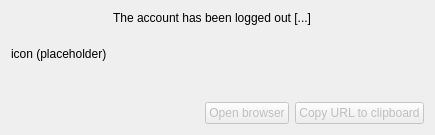
Above: src/gui/askforoauthlogindialog.ui from GrossLukas/client before the change. Below: the same form after it.
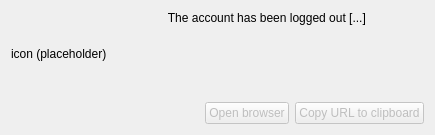
That is the form after the change. Icons and pictures are not drawn.

Commit message:
Use more general message when asking the user to authenticate
Fixes: #9896

```diff
--- a/src/gui/askforoauthlogindialog.ui
+++ b/src/gui/askforoauthlogindialog.ui
@@ -47,7 +47,7 @@
         <string notr="true">The account has been logged out [...] &lt;placeholder&gt;</string>
        </property>
        <property name="alignment">
-        <set>Qt::AlignLeading|Qt::AlignLeft|Qt::AlignTop</set>
+        <set>Qt::AlignHCenter|Qt::AlignTop</set>
        </property>
        <property name="wordWrap">
         <bool>true</bool>
```
The commit also changes 1 other file.
